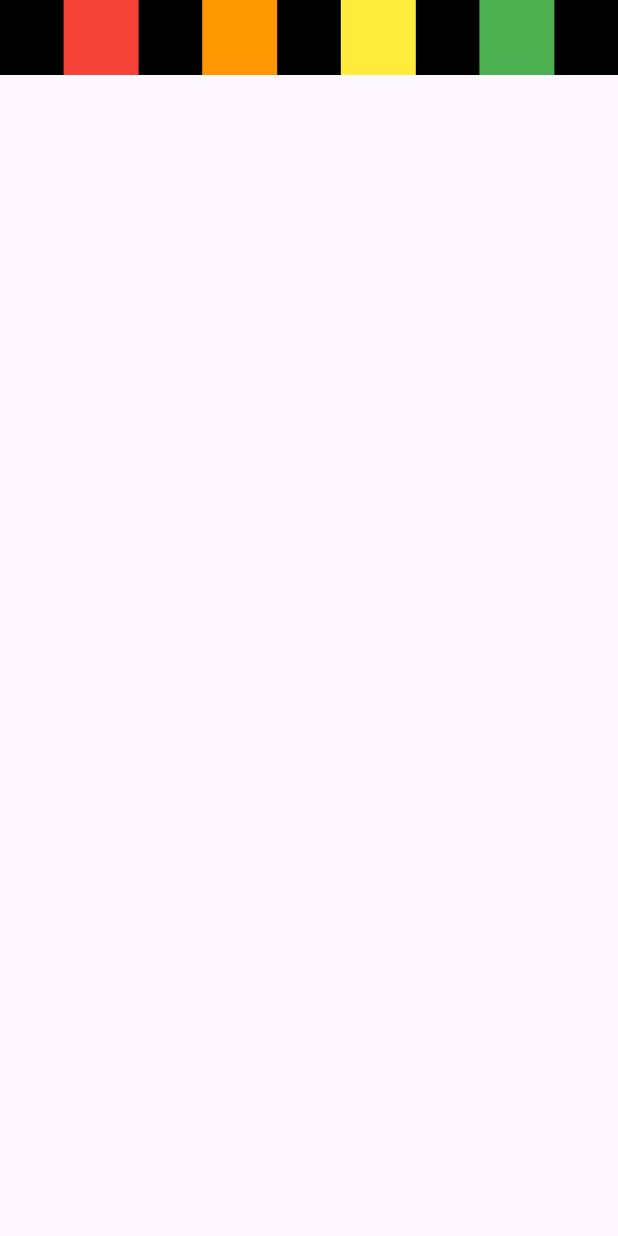
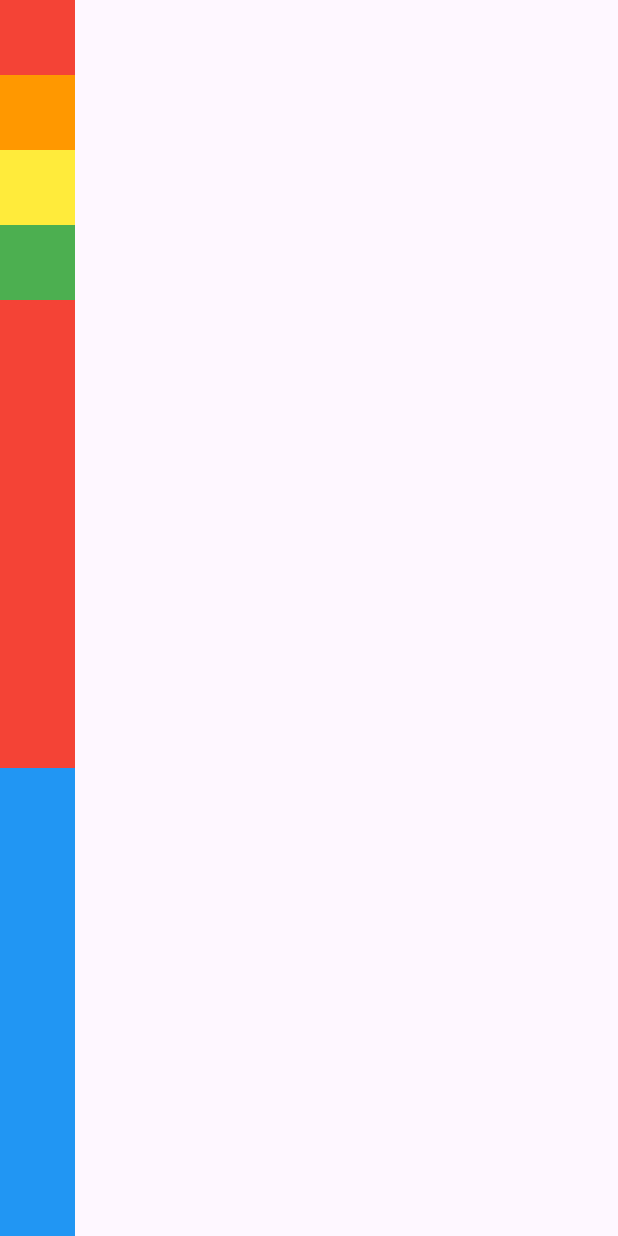
Before and after one commit to hdlee0619/flutter-codefactory-beginner, a Flutter app: the screen it shows after launch, on a phone screen of 412 x 824 dp. Run offline on Flutter 3.47's test engine with Material 3 defaults, Android fonts, the phone set to English and light mode, and no system bars.

Commit message:
:sparkles: feat: Expanded, Flexible, mainAxisAlignment, crossAxisAlignment 테스트

```diff
--- a/3_row_column_padding/lib/screen/home_screen.dart
+++ b/3_row_column_padding/lib/screen/home_screen.dart
@@ -10,15 +10,17 @@ class HomeScreen extends StatelessWidget {
       body: SafeArea(
         child: Container(
           color: Colors.black,
-          child: Row(
-            mainAxisAlignment: MainAxisAlignment.spaceEvenly,
-            children:
-                colors
-                    .map(
-                      (color) =>
-                          Container(height: 50.0, width: 50.0, color: color),
-                    )
-                    .toList(),
+          child: Column(
+            mainAxisAlignment: MainAxisAlignment.start,
+            // mainAxisSize: MainAxisSize.max,
+            crossAxisAlignment: CrossAxisAlignment.start,
+            children: [
+              ...colors.map(
+                (color) => Container(height: 50.0, width: 50.0, color: color),
+              ),
+              Expanded(child: Container(width: 50.0, color: Colors.red)),
+              Flexible(child: Container(width: 50.0, color: Colors.blue)),
+            ],
           ),
         ),
       ),
```
